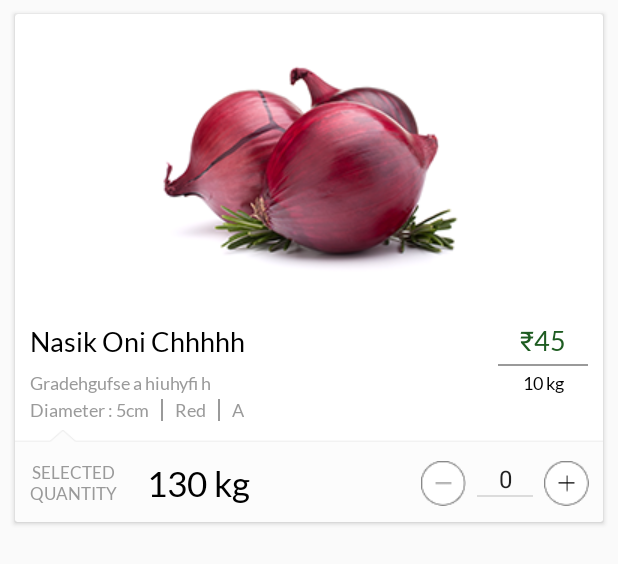
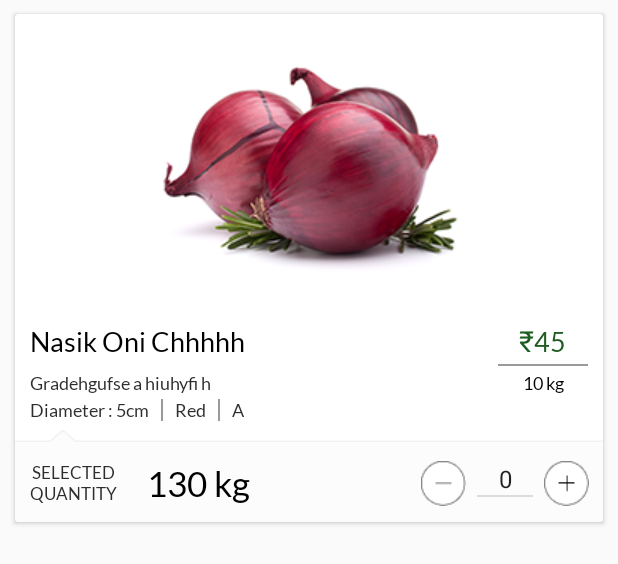
Before and after one commit to mmpandeyiitd/groots-android, an Android app: the layout detail_adapter_layout.xml on its own in the app's theme, with its tools: preview values and no code run, on a phone screen of 412 x 824 dp. Shown: the top 564 px of the screen. Run offline under Robolectric (Android 15) with nearby library versions, the phone set to English and light mode, and no system bars.

Commit message:
commiting after merge

```diff
--- a/app/src/main/java/groots/canbrand/com/groots/ui/Checkout_Ui.java
+++ b/app/src/main/java/groots/canbrand/com/groots/ui/Checkout_Ui.java
@@ -269,7 +269,7 @@ public class Checkout_Ui extends AppCompatActivity implements View.OnClickListen
             @Override
             public void failure(RetrofitError error) {
                 loaderlayout.setVisibility(View.INVISIBLE);
-                Snackbar snackbar = Snackbar.make(cdcheckout, error.toString(), Snackbar.LENGTH_SHORT);
+                Snackbar snackbar = Snackbar.make(cdcheckout,"Oops! Something went wrong. Please try again.", Snackbar.LENGTH_SHORT);
                 snackbar.setActionTextColor(Color.WHITE);
                 View snackbarView = snackbar.getView();
                 snackbarView.setBackgroundColor(getResources().getColor(R.color.colorPrimary));
--- a/app/src/main/java/groots/canbrand/com/groots/ui/Landing_UI.java
+++ b/app/src/main/java/groots/canbrand/com/groots/ui/Landing_UI.java
@@ -287,10 +287,16 @@ public class Landing_UI extends AppCompatActivity
 
             case R.id.pending_menu:
 
-                Intent intent = new Intent(context, Checkout_Ui.class);
-                startActivity(intent);
-                overridePendingTransition(R.anim.slide_in, R.anim.slide_out);
                 drawer.closeDrawer(GravityCompat.START);
+               Runnable runnable = new Runnable() {
+                    @Override
+                    public void run() {
+
+                        Intent intent = new Intent(context, Checkout_Ui.class);
+                        startActivity(intent);
+                    }
+                };
+                new android.os.Handler().postDelayed(runnable,300);
 
                 break;
 
--- a/app/src/main/res/layout/detail_adapter_layout.xml
+++ b/app/src/main/res/layout/detail_adapter_layout.xml
@@ -67,7 +67,7 @@
                         android:layout_height="wrap_content"
                         android:text="@string/indian_rupees"
                         android:textColor="@color/colorPrimary"
-                        android:textSize="18sp" />
+                        android:textSize="19sp" />
 
 
                     <groots.canbrand.com.groots.utilz.TextViewLatoRegular
@@ -103,7 +103,7 @@
                     android:layout_height="wrap_content"
                     android:layout_weight="1"
                     android:text="Gradehgufse a hiuhyfi h "
-                    android:textColor="@color/textPrimaryLight"
+                    android:textColor="@color/detailSec"
                     android:textSize="12dp" />
 
                 <groots.canbrand.com.groots.utilz.TextViewLatoRegular
@@ -130,7 +130,7 @@
                     android:layout_width="wrap_content"
                     android:layout_height="wrap_content"
                     android:text="Diameter : "
-                    android:textColor="@color/textPrimaryLight"
+                    android:textColor="@color/detailSec"
                     android:textSize="12dp"
                     android:visibility="gone" />
 
@@ -139,7 +139,7 @@
                     android:layout_width="wrap_content"
                     android:layout_height="wrap_content"
                     android:text="Diameter : 5cm"
-                    android:textColor="@color/textPrimaryLight"
+                    android:textColor="@color/detailSec"
                     android:textSize="12dp" />
 
                 <View
@@ -155,7 +155,7 @@
                     android:layout_width="wrap_content"
                     android:layout_height="wrap_content"
                     android:text="Color : "
-                    android:textColor="@color/textPrimaryLight"
+                    android:textColor="@color/detailSec"
                     android:textSize="12dp"
                     android:visibility="gone" />
 
@@ -164,7 +164,7 @@
                     android:layout_width="wrap_content"
                     android:layout_height="wrap_content"
                     android:text="Red"
-                    android:textColor="@color/textPrimaryLight"
+                    android:textColor="@color/detailSec"
                     android:textSize="12dp" />
 
                 <View
@@ -189,7 +189,7 @@
                     android:layout_width="wrap_content"
                     android:layout_height="wrap_content"
                     android:text="A"
-                    android:textColor="@color/textPrimaryLight"
+                    android:textColor="@color/detailSec"
                     android:textSize="12dp" />
 
 
@@ -208,7 +208,7 @@
                     android:layout_marginLeft="10dp"
                     android:layout_marginTop="5dp"
                     android:gravity="center"
-                    android:textColor="@color/textPrimaryLight"
+                    android:textColor="@color/detailSec"
                     android:text="SELECTED\nQUANTITY"
                     android:textSize="11dp" />
 
--- a/app/src/main/res/values/colors.xml
+++ b/app/src/main/res/values/colors.xml
@@ -8,6 +8,7 @@
     <color name="textPrimaryNormal">#494949</color>
     <color name="textGreen">#4C8553</color>
     <color name="textPrimaryLight">#9A9A9A</color>
+    <color name="detailSec">#2D2D2D</color>
     <color name="textLogin">#E0DBDB</color>
     <color name="textHintColor">#817C80</color>
 
```
